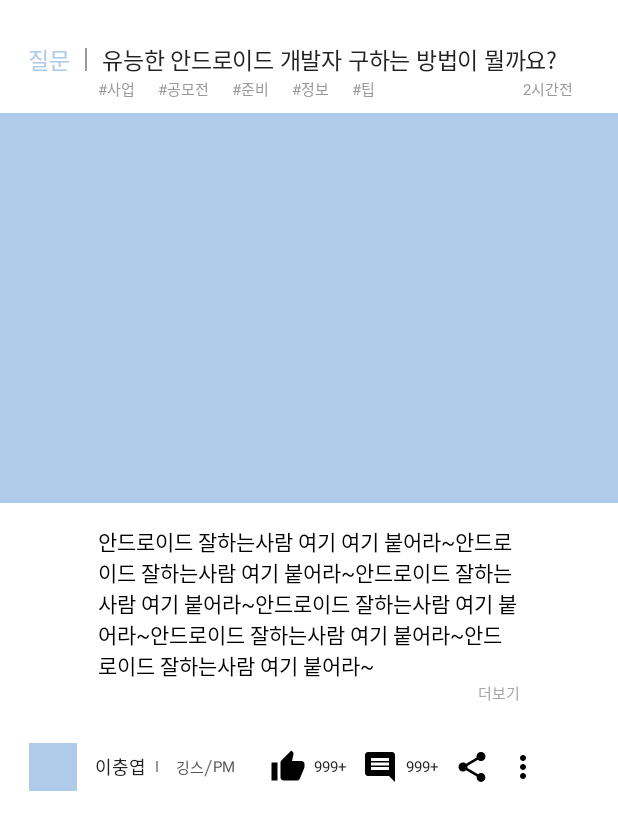
After one commit to SongJemin/Gings-Android-1, an Android app: the DetailBoardActivity screen opened directly, with no data from a screen before it, on a phone screen of 412 x 824 dp. The commit adds this screen. Shown: the top 830 px of the screen. Run offline under Robolectric (Android 15) with nearby library versions, the phone set to English and light mode, and no system bars.

Commit message:
add detailboard activity

```diff
--- a/app/src/main/AndroidManifest.xml
+++ b/app/src/main/AndroidManifest.xml
@@ -22,7 +22,8 @@
         <activity
             android:name=".TestActivity"
             android:windowSoftInputMode="adjustResize" />
-        <activity android:name=".BottomNaviActivity"></activity>
+        <activity android:name=".BottomNaviActivity" />
+        <activity android:name=".DetailBoardActivity"></activity>
     </application>
 
 </manifest>
--- /dev/null
+++ b/app/src/main/java/com/computer/inu/myworkinggings/DetailBoardActivity.kt
@@ -0,0 +1,12 @@
+package com.computer.inu.myworkinggings
+
+import android.support.v7.app.AppCompatActivity
+import android.os.Bundle
+
+class DetailBoardActivity : AppCompatActivity() {
+
+    override fun onCreate(savedInstanceState: Bundle?) {
+        super.onCreate(savedInstanceState)
+        setContentView(R.layout.activity_detail_board)
+    }
+}
--- /dev/null
+++ b/app/src/main/res/layout/activity_detail_board.xml
@@ -0,0 +1,342 @@
+<?xml version="1.0" encoding="utf-8"?>
+<LinearLayout xmlns:android="http://schemas.android.com/apk/res/android"
+    xmlns:tools="http://schemas.android.com/tools"
+
+    android:id="@+id/rl_detail_board_list"
+    android:layout_width="match_parent"
+    android:layout_height="match_parent"
+    android:background="#ffffff"
+    android:orientation="vertical"
+    android:paddingTop="4dp">
+
+    <RelativeLayout
+        android:layout_width="match_parent"
+        android:layout_height="71dp">
+
+        <RelativeLayout
+            android:id="@+id/rl_detail_board_title"
+            android:layout_width="match_parent"
+            android:layout_height="wrap_content"
+            android:layout_centerVertical="true">
+
+            <TextView
+                android:id="@+id/tv_detail_board_category"
+                android:layout_width="wrap_content"
+                android:layout_height="wrap_content"
+                android:layout_alignParentStart="true"
+                android:layout_centerVertical="true"
+                android:layout_marginStart="18.5dp"
+                android:letterSpacing="-0.01"
+                android:lineSpacingExtra="1sp"
+                android:text="질문"
+                android:textColor="#b0caea"
+                android:textSize="15sp" />
+
+            <View
+                android:id="@+id/v_detail_board_slash"
+                android:layout_width="1dp"
+                android:layout_height="15.6dp"
+                android:layout_centerVertical="true"
+                android:layout_marginStart="10dp"
+                android:layout_toRightOf="@+id/tv_detail_board_category"
+                android:background="#999999" />
+
+
+            <TextView
+                android:id="@+id/tv_detail_board_title"
+                android:layout_width="wrap_content"
+                android:layout_height="wrap_content"
+                android:layout_centerVertical="true"
+                android:layout_marginStart="10dp"
+                android:layout_toRightOf="@+id/v_detail_board_slash"
+                android:letterSpacing="-0.01"
+                android:lineSpacingExtra="1sp"
+                android:text="유능한 안드로이드 개발자 구하는 방법이 뭘까요?"
+                android:textColor="#222222"
+                android:textSize="15sp" />
+
+        </RelativeLayout>
+
+        <LinearLayout
+            android:id="@+id/ll_detail_board_tag"
+            android:layout_width="wrap_content"
+            android:layout_height="wrap_content"
+            android:layout_below="@id/rl_detail_board_title"
+            android:layout_marginStart="65dp"
+            android:orientation="horizontal">
+
+            <TextView
+                android:id="@+id/tv_detail_board_tag1"
+                android:layout_width="wrap_content"
+                android:layout_height="match_parent"
+                android:layout_weight="1"
+                android:letterSpacing="-0.01"
+                android:lineSpacingExtra="12sp"
+                android:paddingEnd="15dp"
+                android:text="#사업"
+                android:textColor="#999999"
+                android:textSize="10sp" />
+
+            <TextView
+                android:id="@+id/tv_detail_board_tag2"
+                android:layout_width="wrap_content"
+                android:layout_height="wrap_content"
+                android:layout_weight="1"
+                android:letterSpacing="-0.01"
+                android:lineSpacingExtra="12sp"
+                android:paddingEnd="15dp"
+                android:text="#공모전"
+                android:textColor="#999999"
+                android:textSize="10sp" />
+
+            <TextView
+                android:id="@+id/tv_detail_board_tag3"
+                android:layout_width="wrap_content"
+                android:layout_height="wrap_content"
+                android:layout_weight="1"
+                android:letterSpacing="-0.01"
+                android:lineSpacingExtra="12sp"
+                android:paddingEnd="15dp"
+                android:text="#준비"
+                android:textColor="#999999"
+                android:textSize="10sp" />
+
+            <TextView
+                android:id="@+id/tv_detail_board_tag4"
+                android:layout_width="wrap_content"
+                android:layout_height="wrap_content"
+                android:layout_weight="1"
+                android:letterSpacing="-0.01"
+                android:lineSpacingExtra="12sp"
+                android:paddingEnd="15dp"
+                android:text="#정보"
+                android:textColor="#999999"
+                android:textSize="10sp" />
+
+            <TextView
+                android:id="@+id/tv_detail_board_tag5"
+                android:layout_width="wrap_content"
+                android:layout_height="wrap_content"
+                android:layout_weight="1"
+                android:letterSpacing="-0.01"
+                android:lineSpacingExtra="12sp"
+                android:paddingEnd="15dp"
+                android:text="#팁"
+                android:textColor="#999999"
+                android:textSize="10sp" />
+
+
+        </LinearLayout>
+
+        <TextView
+            android:id="@+id/tv_detail_board_time"
+            android:layout_width="wrap_content"
+            android:layout_height="wrap_content"
+            android:layout_below="@id/rl_detail_board_title"
+            android:layout_alignParentEnd="true"
+            android:layout_marginEnd="30dp"
+            android:letterSpacing="-0.01"
+            android:lineSpacingExtra="6sp"
+            android:text="2시간전"
+            android:textColor="#999999"
+            android:textSize="10sp" />
+
+
+    </RelativeLayout>
+
+
+    <ImageView
+        android:id="@+id/iv_detail_board_contents_image"
+        android:layout_width="match_parent"
+        android:layout_height="260dp"
+        android:background="#b0caea" />
+
+    <RelativeLayout
+        android:layout_width="match_parent"
+        android:layout_height="wrap_content">
+
+        <RelativeLayout
+            android:layout_width="wrap_content"
+            android:layout_height="wrap_content"
+            android:layout_marginStart="65dp"
+            android:layout_marginTop="15dp"
+            android:layout_marginEnd="65dp"
+            android:layout_marginBottom="10dp">
+
+            <TextView
+                android:id="@+id/tv_detail_board_contents_text"
+                android:layout_width="match_parent"
+                android:layout_height="wrap_content"
+                android:text="안드로이드 잘하는사람 여기 여기 붙어라~안드로이드 잘하는사람 여기 붙어라~안드로이드 잘하는사람 여기 붙어라~안드로이드 잘하는사람 여기 붙어라~안드로이드 잘하는사람 여기 붙어라~안드로이드 잘하는사람 여기 붙어라~"
+                android:textColor="#000000" />
+
+            <TextView
+                android:id="@+id/tv_detail_board_contents_more"
+                android:layout_width="wrap_content"
+                android:layout_height="wrap_content"
+                android:layout_below="@+id/tv_detail_board_contents_text"
+                android:layout_alignParentEnd="true"
+                android:layout_marginTop="0dp"
+                android:letterSpacing="-0.01"
+                android:lineSpacingExtra="6sp"
+                android:text="더보기"
+                android:textColor="#a7a7a7"
+                android:textSize="10sp" />
+
+        </RelativeLayout>
+
+
+    </RelativeLayout>
+
+
+    <RelativeLayout
+        android:layout_width="match_parent"
+        android:layout_height="64dp">
+
+        <ImageView
+            android:id="@+id/iv_detail_board_profile_img"
+            android:layout_width="32dp"
+            android:layout_height="32dp"
+            android:layout_alignParentStart="true"
+            android:layout_centerVertical="true"
+            android:layout_marginStart="19dp"
+            android:src="#b0caea" />
+
+        <TextView
+            android:id="@+id/tv_detail_board_profile_name"
+            android:layout_width="wrap_content"
+            android:layout_height="wrap_content"
+            android:layout_alignParentStart="true"
+            android:layout_centerVertical="true"
+            android:layout_marginStart="63.5dp"
+            android:letterSpacing="-0.01"
+            android:lineSpacingExtra="4sp"
+            android:text="이충엽"
+            android:textColor="#222222"
+            android:textSize="12sp" />
+
+
+        <View
+            android:layout_width="1dp"
+            android:layout_height="7.6dp"
+            android:layout_alignParentStart="true"
+            android:layout_centerVertical="true"
+            android:layout_marginStart="104dp"
+            android:background="#999999" />
+
+        <TextView
+            android:id="@+id/tv_detail_board_profile_team"
+            android:layout_width="wrap_content"
+            android:layout_height="wrap_content"
+            android:layout_alignParentStart="true"
+            android:layout_centerVertical="true"
+            android:layout_marginStart="117dp"
+            android:letterSpacing="-0.01"
+            android:lineSpacingExtra="6sp"
+            android:text="깅스"
+            android:textColor="#525252"
+            android:textSize="10sp" />
+
+
+        <TextView
+            android:id="@+id/tv_detail_board_profile_slash"
+            android:layout_width="wrap_content"
+            android:layout_height="wrap_content"
+            android:layout_centerVertical="true"
+            android:layout_toRightOf="@+id/tv_detail_board_profile_team"
+            android:text="/" />
+
+        <TextView
+            android:id="@+id/tv_detail_board_profile_role"
+            android:layout_width="wrap_content"
+            android:layout_height="wrap_content"
+            android:layout_centerVertical="true"
+            android:layout_toRightOf="@+id/tv_detail_board_profile_slash"
+            android:letterSpacing="-0.01"
+            android:lineSpacingExtra="6sp"
+            android:text="PM"
+            android:textColor="#525252"
+            android:textSize="10sp" />
+
+        <RelativeLayout
+            android:id="@+id/rl_detail_board_like"
+            android:layout_width="wrap_content"
+
+            android:layout_height="wrap_content"
+            android:layout_centerVertical="true"
+            android:layout_marginStart="180dp">
+
+            <ImageView
+                android:id="@+id/iv_detail_board_like"
+                android:layout_width="wrap_content"
+                android:layout_height="wrap_content"
+                android:src="@drawable/ic_thumb_up_black_24dp" />
+
+            <TextView
+                android:id="@+id/tv_detail_board_like_cnt"
+                android:layout_width="wrap_content"
+                android:layout_height="wrap_content"
+                android:layout_centerVertical="true"
+                android:layout_marginStart="5dp"
+                android:layout_marginLeft="5dp"
+                android:layout_toEndOf="@+id/iv_detail_board_like"
+                android:layout_toRightOf="@id/iv_detail_board_like"
+                android:letterSpacing="-0.01"
+                android:lineSpacingExtra="12sp"
+                android:text="999+"
+                android:textColor="#222222"
+                android:textSize="10sp" />
+
+        </RelativeLayout>
+
+        <RelativeLayout
+            android:id="@+id/rl_detail_board_comment"
+            android:layout_width="wrap_content"
+            android:layout_height="wrap_content"
+            android:layout_centerVertical="true"
+            android:layout_marginStart="10dp"
+            android:layout_toRightOf="@id/rl_detail_board_like">
+
+            <ImageView
+                android:id="@+id/iv_detail_board_comment"
+                android:layout_width="wrap_content"
+                android:layout_height="wrap_content"
+                android:src="@drawable/ic_comment_black_24dp" />
+
+            <TextView
+                android:id="@+id/tv_detail_board_comment_cnt"
+                android:layout_width="wrap_content"
+                android:layout_height="wrap_content"
+                android:layout_centerVertical="true"
+                android:layout_marginLeft="5dp"
+                android:layout_toRightOf="@id/iv_detail_board_comment"
+                android:letterSpacing="-0.01"
+                android:lineSpacingExtra="12sp"
+                android:text="999+"
+                android:textColor="#222222"
+                android:textSize="10sp" />
+
+        </RelativeLayout>
+
+        <ImageView
+            android:id="@+id/iv_detail_board_share"
+            android:layout_width="wrap_content"
+            android:layout_height="wrap_content"
+            android:layout_centerVertical="true"
+            android:layout_marginStart="10dp"
+            android:layout_toRightOf="@id/rl_detail_board_comment"
+            android:src="@drawable/ic_share_black_24dp" />
+
+        <ImageView
+            android:id="@+id/iv_detail_board_menu"
+            android:layout_width="wrap_content"
+            android:layout_height="wrap_content"
+            android:layout_centerVertical="true"
+            android:layout_marginStart="10dp"
+            android:layout_toRightOf="@id/iv_detail_board_share"
+            android:src="@drawable/ic_more_vert_black_24dp" />
+
+
+    </RelativeLayout>
+
+</LinearLayout>
--- a/app/src/main/res/layout/activity_sign_up2.xml
+++ b/app/src/main/res/layout/activity_sign_up2.xml
@@ -45,13 +45,13 @@
      />
     </RelativeLayout>
     <RelativeLayout
-        android:gravity="center_vertical"
+        android:layout_gravity="center"
         android:layout_marginTop="12dp"
-        android:layout_gravity="center"
         android:background="#ffffff"
         android:layout_width="324dp"
         android:layout_height="48dp">
         <TextView
+            android:layout_marginTop="14dp"
             android:id="@+id/tv_sign_up2_email"
             android:textSize="14dp"
             android:layout_marginLeft="18dp"
@@ -60,6 +60,7 @@
             android:textColor="#000000"
             android:text="이메일"/>
         <EditText
+            android:layout_marginTop="14dp"
             android:id="@+id/et_sign_up2_email"
             android:background="@null"
             android:layout_width="wrap_content"
@@ -68,6 +69,19 @@
             android:textSize="14sp"
             android:textColor="#999999"
             android:layout_marginLeft="113dp"
+            />
+        <TextView
+            android:layout_marginTop="5dp"
+            android:layout_marginRight="23dp"
+            android:layout_alignParentRight="true"
+            android:id="@+id/tv_sign_up2_overlap_check"
+            android:background="#b0caea"
+            android:layout_width="50dp"
+            android:layout_height="38dp"
+            android:textSize="10sp"
+            android:textColor="#ffffff"
+            android:gravity="center"
+            android:text="중복 확인"
             />
     </RelativeLayout>
     <RelativeLayout
@@ -122,9 +136,44 @@
             android:layout_marginLeft="113dp"
             />
     </RelativeLayout>
+    <FrameLayout
+        android:layout_marginTop="24dp"
+        android:layout_gravity="center"
+        android:layout_width="wrap_content"
+        android:layout_height="wrap_content">
+    <TextView
+        android:id="@+id/tv_sign_up2_available_email"
+        android:layout_width="wrap_content"
+        android:layout_height="wrap_content"
+        android:textSize="13sp"
+        android:textColor="#01142b"
+        android:lineSpacingExtra="7sp"
+        android:gravity="center_horizontal"
+       android:text="사용가능한 이메일 입니다."
+        />
+    <TextView
+        android:id="@+id/tv_sign_up2_unavailable_email"
+        android:layout_width="wrap_content"
+        android:layout_height="wrap_content"
+        android:textSize="13sp"
+        android:textColor="#b41616"
+        android:lineSpacingExtra="7sp"
+        android:gravity="center_horizontal"
+      android:text="이미 가입된 이메일입니다."/>
 
+        <TextView
+            android:id="@+id/tv_sign_up2_unavailable_pw"
+            android:layout_width="wrap_content"
+            android:layout_height="wrap_content"
+            android:textSize="13sp"
+            android:textColor="#b41616"
+            android:lineSpacingExtra="7sp"
+            android:gravity="center_horizontal"
+            android:text="잘못된 비밀번호 입니다."
+        />
+    </FrameLayout>
     <TextView
-        android:layout_marginTop="25dp"
+        android:layout_marginTop="26dp"
         android:id="@+id/tv_sign_up2_confirm_number_send_message"
         android:layout_gravity="center"
         android:background="#b0caea"
```
